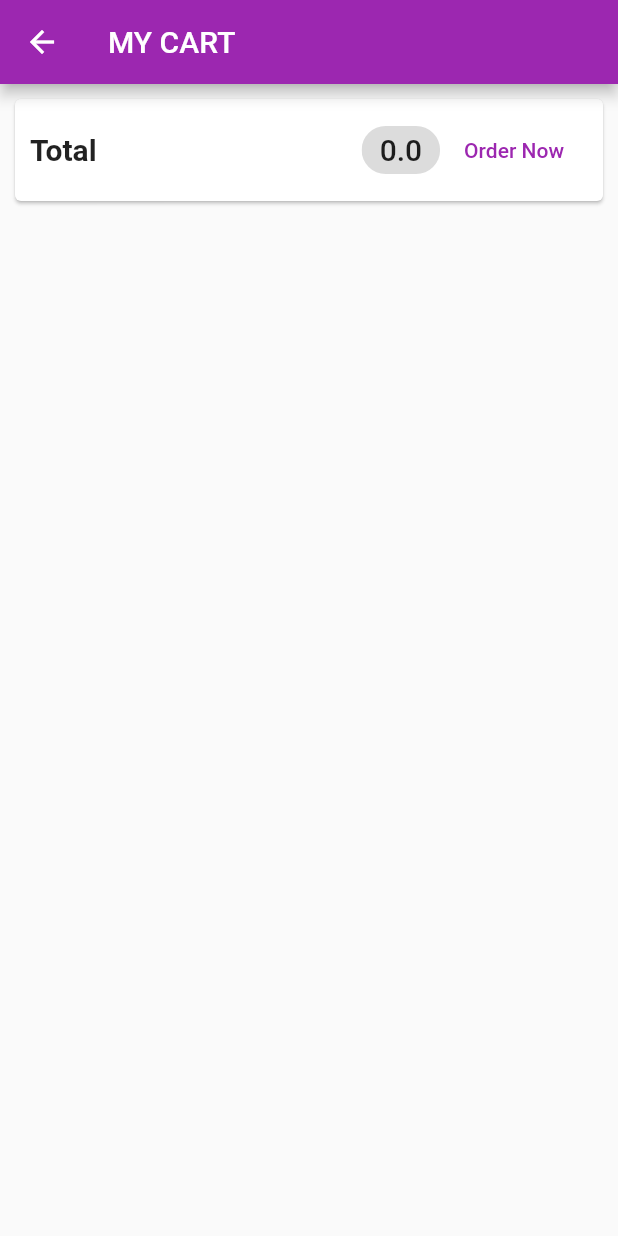
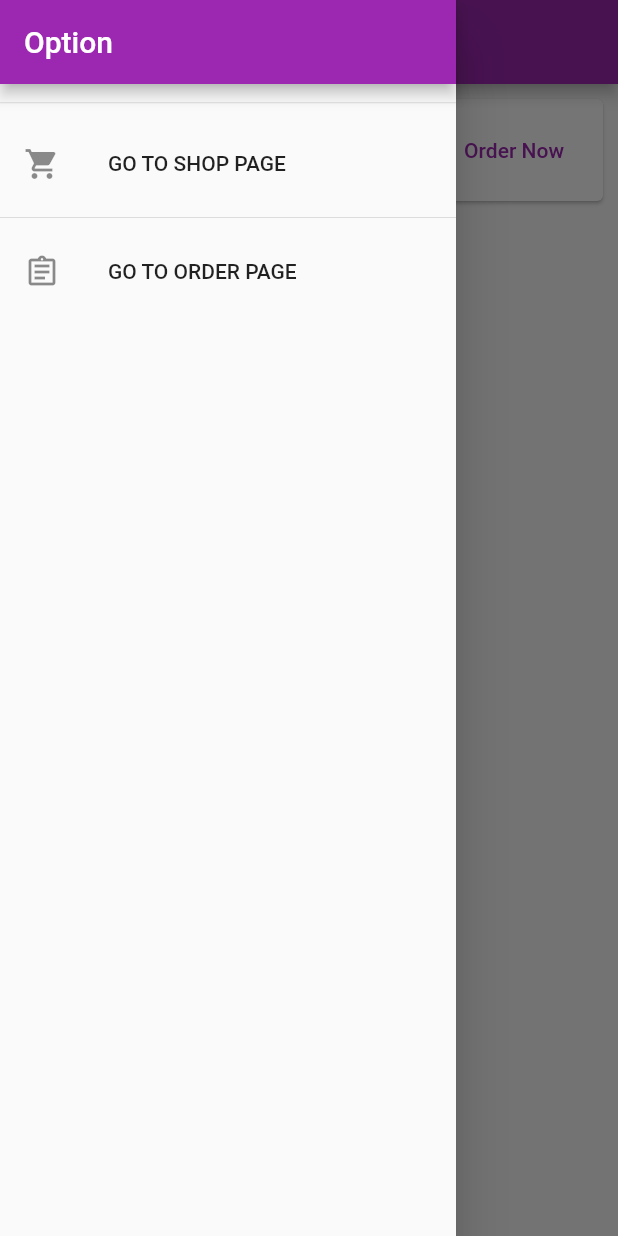
Before and after one commit to raghadAL-Nehlawi/shop, a Flutter app: the CartScreen screen opened by its route, with the side drawer open (before the commit the screen has no drawer), on a phone screen of 412 x 824 dp. Run offline on Flutter 3.47's test engine with Material 2 defaults, Android fonts, the phone set to English and light mode, and no system bars; network calls fail.

Commit message:
update 1

```diff
--- a/lib/main.dart
+++ b/lib/main.dart
@@ -5,6 +5,7 @@ import 'package:shop/providers/Products.dart';
 import 'package:shop/providers/cart.dart';
 import 'package:shop/screens/CartScreen.dart';
 import 'package:shop/screens/GridProduct.dart';
+import 'package:shop/screens/OrderScreen.dart';
 
 void main() {
   runApp(App());
@@ -33,6 +34,7 @@ class _AppState extends State<App> {
         routes: {
           '/': (ctx) => GridList(),
           CartScreen.routeName: (ctx) => CartScreen(),
+          OrdersScreen.routeName: (ctx) => OrdersScreen(),
         },
       ),
     );
--- a/lib/screens/CartScreen.dart
+++ b/lib/screens/CartScreen.dart
@@ -4,6 +4,7 @@ import 'package:provider/provider.dart';
 import 'package:shop/providers/Orders.dart';
 import 'package:shop/providers/cart.dart';
 import 'package:shop/widgets/CartItemWidget.dart';
+import 'package:shop/widgets/MainDrawer.dart';
 
 class CartScreen extends StatelessWidget {
   static const String routeName = '/cartscreen';
@@ -13,6 +14,7 @@ class CartScreen extends StatelessWidget {
     final cartItems = Provider.of<Cart>(context);
     final orders = Provider.of<Orders>(context);
     return Scaffold(
+      drawer: MainDrawer(),
       appBar: AppBar(
         backgroundColor: Theme.of(context).primaryColor,
         title: Text('MY CART'),
--- a/lib/screens/GridProduct.dart
+++ b/lib/screens/GridProduct.dart
@@ -4,6 +4,7 @@ import 'package:shop/providers/Product.dart';
 import 'package:shop/providers/Products.dart';
 import 'package:shop/providers/cart.dart';
 import 'package:shop/screens/CartScreen.dart';
+import 'package:shop/widgets/MainDrawer.dart';
 import 'package:shop/widgets/ProductWdiget.dart';
 
 enum OnSelectedItem {
@@ -28,7 +29,9 @@ class _GridListState extends State<GridList> {
         ? products = productsData.favoriteItems
         : products = productsData.items;
     return Scaffold(
+      drawer: MainDrawer(),
       appBar: AppBar(
+
         backgroundColor: Theme.of(context).primaryColor,
         title: Text("Shop"),
         actions: [
--- /dev/null
+++ b/lib/widgets/MainDrawer.dart
@@ -0,0 +1,42 @@
+import 'package:flutter/material.dart';
+import 'package:shop/screens/OrderScreen.dart';
+
+class MainDrawer extends StatelessWidget {
+  @override
+  Widget build(BuildContext context) {
+    return Drawer(
+      child: Column(
+        children: [
+          AppBar(
+            title: Text('Option'),
+            backgroundColor: Theme.of(context).primaryColor,
+            automaticallyImplyLeading: false,
+          ),
+          Divider(
+            height: 25,
+          ),
+          InkWell(
+            onTap: () {
+              Navigator.of(context).pushReplacementNamed('/');
+            },
+            child: ListTile(
+              leading: Icon(Icons.shopping_cart),
+              title: Text('GO TO SHOP PAGE'),
+            ),
+          ),
+          Divider(),
+          InkWell(
+            onTap: () {
+              Navigator.of(context)
+                  .pushReplacementNamed(OrdersScreen.routeName);
+            },
+            child: ListTile(
+              leading: Icon(Icons.assignment_outlined),
+              title: Text('GO TO ORDER PAGE'),
+            ),
+          ),
+        ],
+      ),
+    );
+  }
+}
--- /dev/null
+++ b/lib/widgets/OrderItemWidget.dart
@@ -0,0 +1,22 @@
+import 'package:flutter/material.dart';
+import 'package:intl/intl.dart';
+import 'package:provider/provider.dart';
+import 'package:shop/providers/Orders.dart';
+
+class OrderItemWidget extends StatelessWidget {
+  @override
+  Widget build(BuildContext context) {
+    final order = Provider.of<OrderItem>(context);
+    return Card(
+      elevation: 10,
+      child: ListTile(
+        title: Text(order.total.toString()),
+        subtitle: Text(DateFormat('DD/MM/yyyy hh:mm').format(order.time)),
+        trailing: IconButton(
+          icon: Icon(Icons.arrow_drop_down),
+          onPressed: () {},
+        ),
+      ),
+    );
+  }
+}
--- a/pubspec.yaml
+++ b/pubspec.yaml
@@ -24,6 +24,7 @@ dependencies:
   flutter:
     sdk: flutter
   provider: ^4.3.3
+  intl: ^0.16.1
 
 
   # The following adds the Cupertino Icons font to your application.
```
Also changed, not shown: lib/screens/OrderScreen.dart (added, +31 -0 lines), pubspec.lock.
